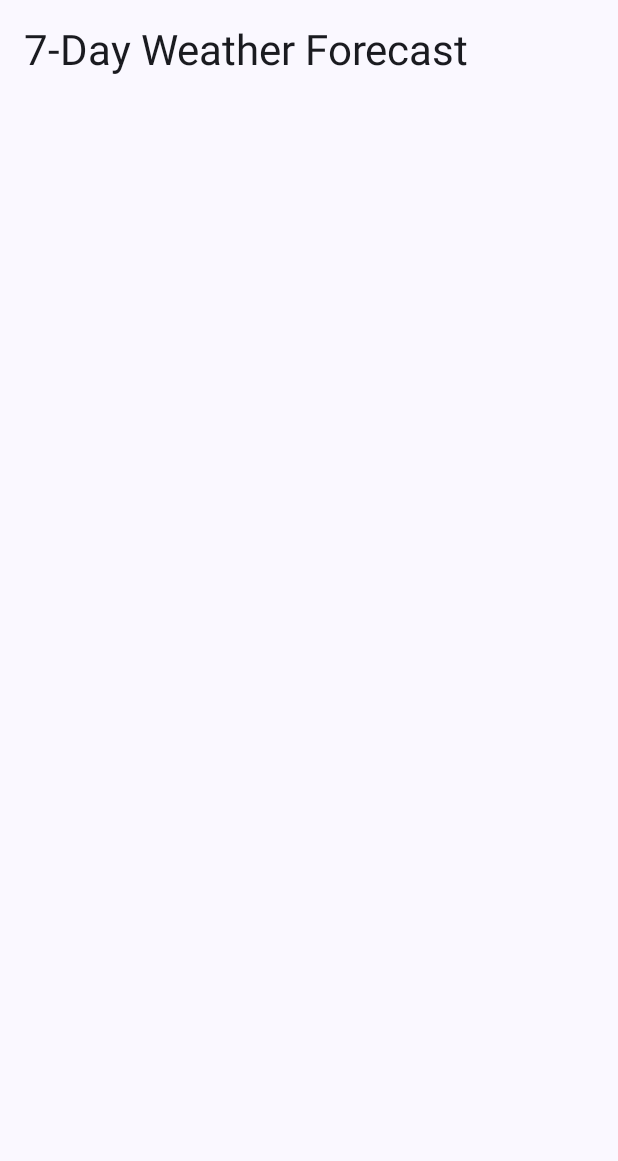
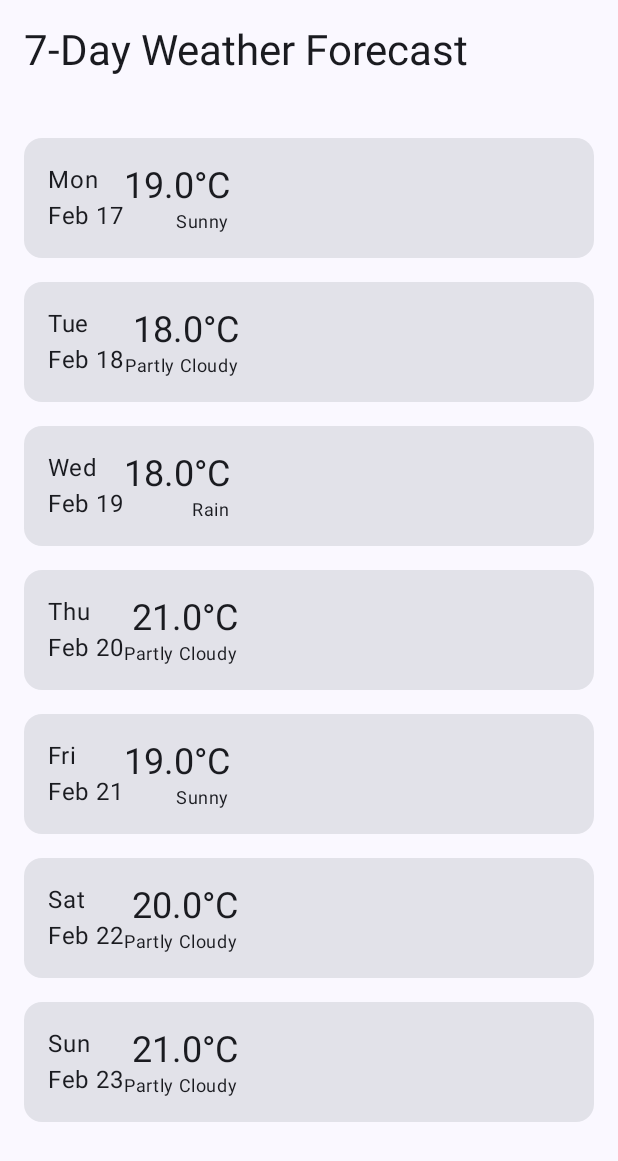
Before and after one commit to piggybox/best-bike-day, an Android app built with Jetpack Compose: the screen it shows after launch (MainActivity), on a phone screen of 412 x 824 dp. Shown: the top 1161 px of the screen. Run offline under Robolectric (Android 15) with nearby library versions, the phone set to English and light mode, and no system bars.

Commit message:
Adjust layout

```diff
--- a/app/src/main/java/dev/piggybox/bestbikeday/MainActivity.kt
+++ b/app/src/main/java/dev/piggybox/bestbikeday/MainActivity.kt
@@ -5,7 +5,7 @@ import androidx.activity.ComponentActivity
 import androidx.activity.compose.setContent
 import androidx.activity.enableEdgeToEdge
 import androidx.compose.foundation.layout.*
-import androidx.compose.foundation.lazy.LazyRow
+import androidx.compose.foundation.lazy.LazyColumn
 import androidx.compose.foundation.lazy.items
 import androidx.compose.material3.*
 import androidx.compose.runtime.Composable
@@ -40,7 +40,7 @@ fun WeatherScreen(viewModel: WeatherViewModel = viewModel()) {
 
     LaunchedEffect(Unit) {
         viewModel.fetchWeatherForecast(
-            lat = 47.6062, // Example: Seattle coordinates
+            lat = 47.6062,
             lon = -122.3321
         )
     }
@@ -58,9 +58,9 @@ fun WeatherScreen(viewModel: WeatherViewModel = viewModel()) {
             )
 
             forecast?.let { weatherForecast ->
-                LazyRow(
+                LazyColumn(
                     modifier = Modifier.fillMaxWidth(),
-                    contentPadding = PaddingValues(horizontal = 16.dp)
+                    contentPadding = PaddingValues(vertical = 16.dp)
                 ) {
                     items(weatherForecast.daily) { day ->
                         DayForecastCard(day)
@@ -75,17 +75,21 @@ fun WeatherScreen(viewModel: WeatherViewModel = viewModel()) {
 fun DayForecastCard(forecast: DayForecast) {
     Card(
         modifier = Modifier
-            .padding(8.dp)
-            .width(120.dp)
+            .padding(horizontal = 16.dp, vertical = 8.dp)
+            .fillMaxWidth()  // Make cards full width
     ) {
-        Column(
-            modifier = Modifier.padding(8.dp),
-            horizontalAlignment = Alignment.CenterHorizontally
+        Row(
+            modifier = Modifier.padding(16.dp),
+            horizontalArrangement = Arrangement.SpaceBetween,
+            verticalAlignment = Alignment.CenterVertically
         ) {
             Text(
                 text = formatDate(forecast.dt),
-                style = MaterialTheme.typography.bodyMedium
+                style = MaterialTheme.typography.bodyLarge
             )
+            Column(
+                horizontalAlignment = Alignment.End
+            ) {
                 Text(
                     text = "${forecast.temp.day}°C",
                     style = MaterialTheme.typography.headlineSmall
@@ -97,6 +101,7 @@ fun DayForecastCard(forecast: DayForecast) {
             }
         }
     }
+}
 
 private fun formatDate(timestamp: Long): String {
     return SimpleDateFormat("EEE\nMMM d", Locale.getDefault())
--- /dev/null
+++ b/app/src/main/java/dev/piggybox/bestbikeday/data/MockWeatherData.kt
@@ -0,0 +1,30 @@
+package dev.piggybox.bestbikeday.data
+
+import java.util.Calendar
+import java.util.concurrent.TimeUnit
+
+object MockWeatherData {
+    fun getMockForecast(): WeatherForecast {
+        val today = Calendar.getInstance().timeInMillis / 1000 // Convert to seconds for Unix timestamp
+
+        return WeatherForecast(
+            daily = List(7) { dayIndex ->
+                DayForecast(
+                    dt = today + TimeUnit.DAYS.toSeconds(dayIndex.toLong()),
+                    temp = Temperature(
+                        day = 20.0 + (-2..2).random(),
+                        min = 15.0 + (-2..2).random(),
+                        max = 25.0 + (-2..2).random()
+                    ),
+                    weather = listOf(
+                        Weather(
+                            main = listOf("Sunny", "Cloudy", "Partly Cloudy", "Rain").random(),
+                            description = "Mock weather description",
+                            icon = "01d"
+                        )
+                    )
+                )
+            }
+        )
+    }
+}
--- a/app/src/main/java/dev/piggybox/bestbikeday/viewmodel/WeatherViewModel.kt
+++ b/app/src/main/java/dev/piggybox/bestbikeday/viewmodel/WeatherViewModel.kt
@@ -2,33 +2,20 @@ package dev.piggybox.bestbikeday.viewmodel
 
 import androidx.lifecycle.ViewModel
 import androidx.lifecycle.viewModelScope
+import dev.piggybox.bestbikeday.data.MockWeatherData
 import dev.piggybox.bestbikeday.data.WeatherForecast
-import dev.piggybox.bestbikeday.network.WeatherService
 import kotlinx.coroutines.flow.MutableStateFlow
 import kotlinx.coroutines.flow.StateFlow
 import kotlinx.coroutines.launch
-import retrofit2.Retrofit
-import retrofit2.converter.gson.GsonConverterFactory
 
 class WeatherViewModel : ViewModel() {
     private val _weatherForecast = MutableStateFlow<WeatherForecast?>(null)
     val weatherForecast: StateFlow<WeatherForecast?> = _weatherForecast
 
-    private val weatherService = Retrofit.Builder()
-        .baseUrl("https://api.openweathermap.org/")
-        .addConverterFactory(GsonConverterFactory.create())
-        .build()
-        .create(WeatherService::class.java)
-
     fun fetchWeatherForecast(lat: Double, lon: Double) {
         viewModelScope.launch {
             try {
-                val forecast = weatherService.getWeatherForecast(
-                    lat = lat,
-                    lon = lon,
-                    apiKey = "YOUR_API_KEY" // Replace with your OpenWeatherMap API key
-                )
-                _weatherForecast.value = forecast
+                _weatherForecast.value = MockWeatherData.getMockForecast()
             } catch (e: Exception) {
                 // Handle error
             }
```
Lines whose indentation alone changed are shown as unchanged.
